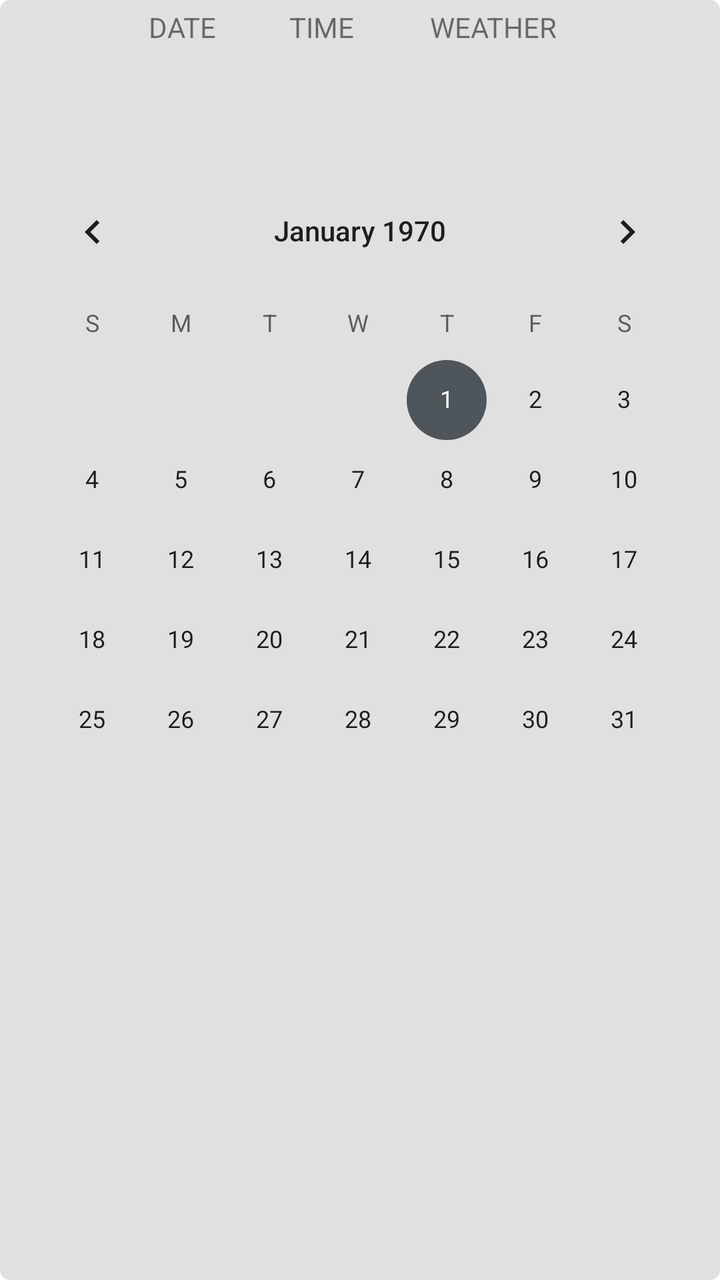
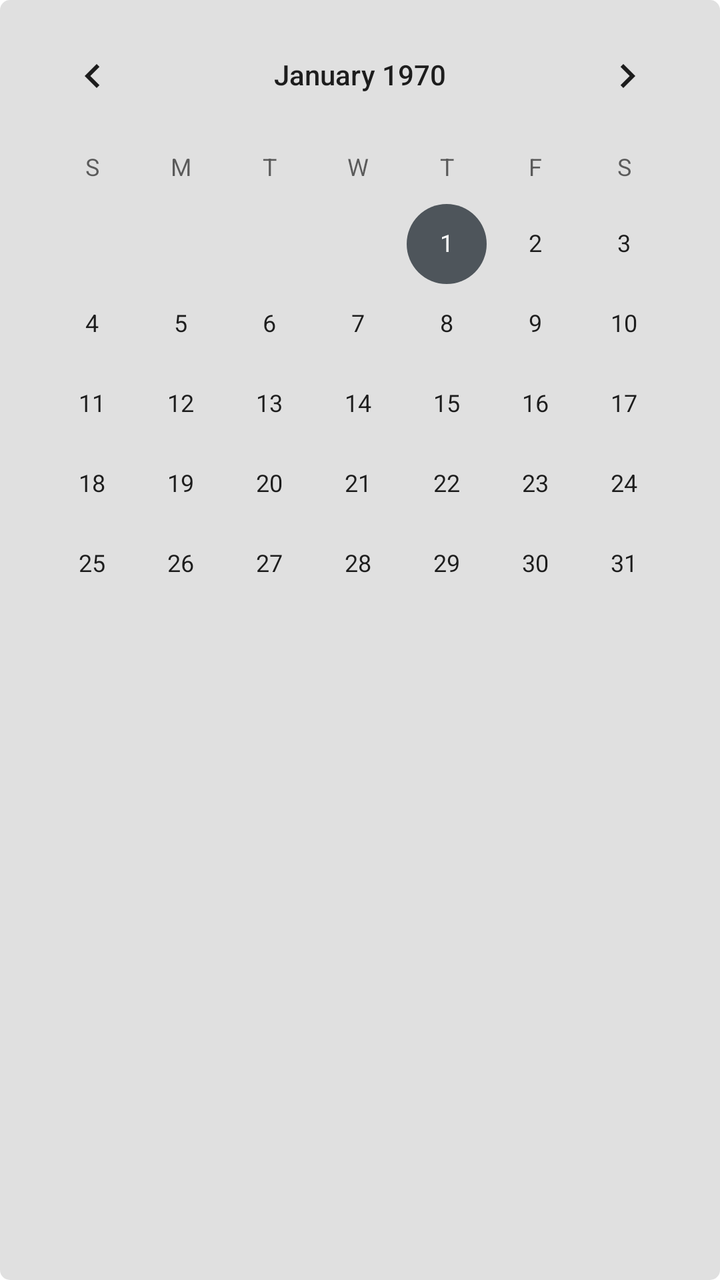

The first picture is an Android layout as it rendered before a commit; the second is the same layout after the commit. The layout source and the unified diff follow.
<!-- AndroidManifest.xml: application theme AppTheme -->
<!-- res/layout/view_calendar.xml -->
<?xml version="1.0" encoding="utf-8"?>
<LinearLayout
    xmlns:android="http://schemas.android.com/apk/res/android"
    android:layout_width="match_parent"
    android:layout_height="match_parent"
    android:orientation="vertical"
    android:background="@drawable/shape_background_transparent">

    <LinearLayout
        android:layout_width="match_parent"
        android:layout_height="0dp"
        android:layout_weight="1"
        android:orientation="horizontal"
        android:layout_margin="@dimen/margin_small">

        <View
            android:layout_width="0dp"
            android:layout_height="match_parent"
            android:layout_weight="1"/>

        <FrameLayout
            android:id="@+id/CalendarDate"
            android:layout_width="0dp"
            android:layout_height="match_parent"
            android:layout_weight="1">

            <TextView
                android:layout_width="match_parent"
                android:layout_height="match_parent"
                android:text="@string/calendar_date"
                android:textSize="@dimen/text_size_medium"/>

        </FrameLayout>

        <FrameLayout
            android:id="@+id/CalendarTime"
            android:layout_width="0dp"
            android:layout_height="match_parent"
            android:layout_weight="1">

            <TextView
                android:layout_width="match_parent"
                android:layout_height="match_parent"
                android:text="@string/calendar_time"
                android:textSize="@dimen/text_size_medium"/>

        </FrameLayout>

        <FrameLayout
            android:id="@+id/CalendarWeather"
            android:layout_width="0dp"
            android:layout_height="match_parent"
            android:layout_weight="1">

            <TextView
                android:layout_width="match_parent"
                android:layout_height="match_parent"
                android:text="@string/calendar_weather"
                android:textSize="@dimen/text_size_medium"/>

        </FrameLayout>

        <View
            android:layout_width="0dp"
            android:layout_height="match_parent"
            android:layout_weight="1"/>

    </LinearLayout>

    <ScrollView
        android:layout_width="match_parent"
        android:layout_height="0dp"
        android:layout_weight="8">

    <CalendarView
        android:id="@+id/calendar"
        android:layout_width="match_parent"
        android:layout_height="wrap_content"
        android:layout_margin="@dimen/margin_small"
        android:layout_gravity="center_horizontal"/>
    </ScrollView>

</LinearLayout>
<!-- resources referenced by this layout -->
<resources>
  <dimen name="margin_small">4dp</dimen>
  <dimen name="text_size_medium">14sp</dimen>
  <!-- drawable shape_background_transparent (drawable) -->
  <?xml version="1.0" encoding="utf-8"?>
  <shape xmlns:android="http://schemas.android.com/apk/res/android"
      android:shape="rectangle">
  
      <solid android:color="#33666666"></solid>
  
  
      <corners android:radius="5dp"></corners>
  
  </shape>
  <string name="calendar_date">DATE</string>
  <string name="calendar_time">TIME</string>
  <string name="calendar_weather">WEATHER</string>
  <style name="AppTheme" parent="Theme.MaterialComponents.Light.DarkActionBar">
          
          <item name="colorPrimary">@color/colorPrimary</item>
          <item name="colorPrimaryDark">@color/colorPrimaryDark</item>
          <item name="colorAccent">@color/colorAccent</item>
      </style>
  <color name="colorPrimary">@color/base_green</color>
  <color name="colorPrimaryDark">@color/base_green_darker</color>
  <color name="colorAccent">@color/gray</color>
  <color name="base_green">#719430</color>
  <color name="base_green_darker">#426600</color>
  <color name="gray">#4E555B</color>
</resources>

<!-- the commit's change to res/layout/view_calendar.xml (unified diff, before → after) -->
@@ -6,66 +6,6 @@
     android:orientation="vertical"
     android:background="@drawable/shape_background_transparent">
 
-    <LinearLayout
-        android:layout_width="match_parent"
-        android:layout_height="0dp"
-        android:layout_weight="1"
-        android:orientation="horizontal"
-        android:layout_margin="@dimen/margin_small">
-
-        <View
-            android:layout_width="0dp"
-            android:layout_height="match_parent"
-            android:layout_weight="1"/>
-
-        <FrameLayout
-            android:id="@+id/CalendarDate"
-            android:layout_width="0dp"
-            android:layout_height="match_parent"
-            android:layout_weight="1">
-
-            <TextView
-                android:layout_width="match_parent"
-                android:layout_height="match_parent"
-                android:text="@string/calendar_date"
-                android:textSize="@dimen/text_size_medium"/>
-
-        </FrameLayout>
-
-        <FrameLayout
-            android:id="@+id/CalendarTime"
-            android:layout_width="0dp"
-            android:layout_height="match_parent"
-            android:layout_weight="1">
-
-            <TextView
-                android:layout_width="match_parent"
-                android:layout_height="match_parent"
-                android:text="@string/calendar_time"
-                android:textSize="@dimen/text_size_medium"/>
-
-        </FrameLayout>
-
-        <FrameLayout
-            android:id="@+id/CalendarWeather"
-            android:layout_width="0dp"
-            android:layout_height="match_parent"
-            android:layout_weight="1">
-
-            <TextView
-                android:layout_width="match_parent"
-                android:layout_height="match_parent"
-                android:text="@string/calendar_weather"
-                android:textSize="@dimen/text_size_medium"/>
-
-        </FrameLayout>
-
-        <View
-            android:layout_width="0dp"
-            android:layout_height="match_parent"
-            android:layout_weight="1"/>
-
-    </LinearLayout>
 
     <ScrollView
         android:layout_width="match_parent"
<!-- resource entries referenced after the edit -->
@@ -1,7 +1,6 @@
 <!-- resources referenced by this layout -->
 <resources>
   <dimen name="margin_small">4dp</dimen>
-  <dimen name="text_size_medium">14sp</dimen>
   <!-- drawable shape_background_transparent (drawable) -->
   <?xml version="1.0" encoding="utf-8"?>
   <shape xmlns:android="http://schemas.android.com/apk/res/android"
@@ -13,9 +12,6 @@
       <corners android:radius="5dp"></corners>
   
   </shape>
-  <string name="calendar_date">DATE</string>
-  <string name="calendar_time">TIME</string>
-  <string name="calendar_weather">WEATHER</string>
   <style name="AppTheme" parent="Theme.MaterialComponents.Light.DarkActionBar">
           
           <item name="colorPrimary">@color/colorPrimary</item>
